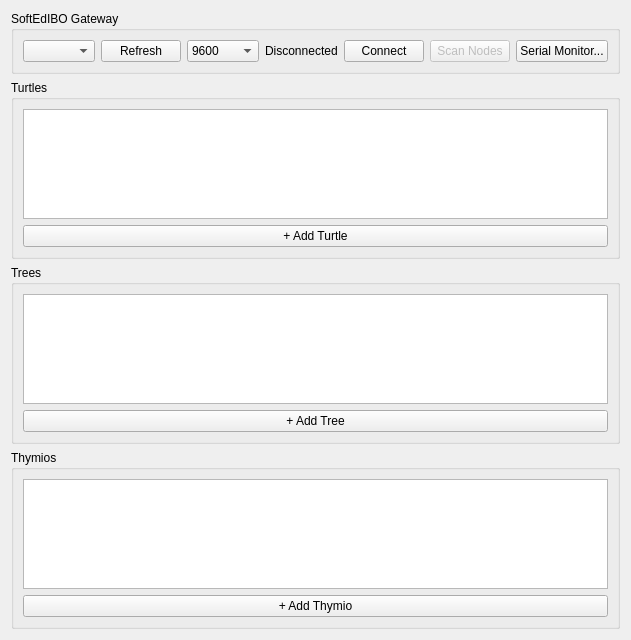
This is src/gui/ui/robot_panel.ui in techandpeople/SoftEdIBO as Qt 5 draws it before an edit. The edited form follows.
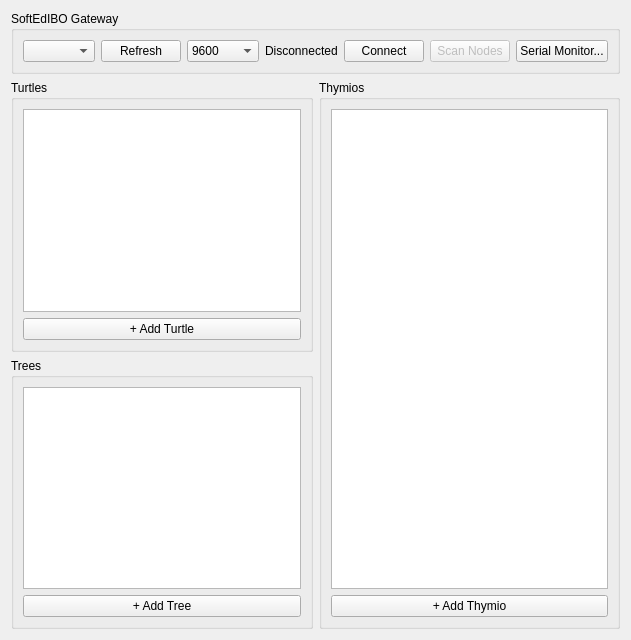
This is the edited form.

Commit message: skin id auto-fill, skin dialog fits, robots in two columns

```diff
--- a/src/gui/ui/robot_panel.ui
+++ b/src/gui/ui/robot_panel.ui
@@ -67,6 +67,10 @@
     </widget>
    </item>
    <item>
+    <layout class="QHBoxLayout" name="robots_columns" stretch="1,1">
+     <item>
+      <layout class="QVBoxLayout" name="shared_robots_column">
+       <item>
     <widget class="QGroupBox" name="turtle_group">
      <property name="title"><string>Turtles</string></property>
      <property name="whatsThis"><string>Configured Turtle robots and their skins/nodes. A Turtle is one shared body whose chambers the whole group interacts with. Expand a robot to edit its skins, or use the row actions to test and configure it.</string></property>
@@ -112,6 +116,8 @@
      </layout>
     </widget>
    </item>
+      </layout>
+     </item>
    <item>
     <widget class="QGroupBox" name="thymio_group">
      <property name="title"><string>Thymios</string></property>
@@ -135,11 +141,7 @@
      </layout>
     </widget>
    </item>
-   <item>
-    <spacer name="verticalSpacer">
-     <property name="orientation"><enum>Qt::Vertical</enum></property>
-     <property name="sizeHint" stdset="0"><size><width>20</width><height>40</height></size></property>
-    </spacer>
+    </layout>
    </item>
   </layout>
  </widget>
```
Lines whose indentation alone changed are shown as unchanged. The commit also changes 7 other files.
